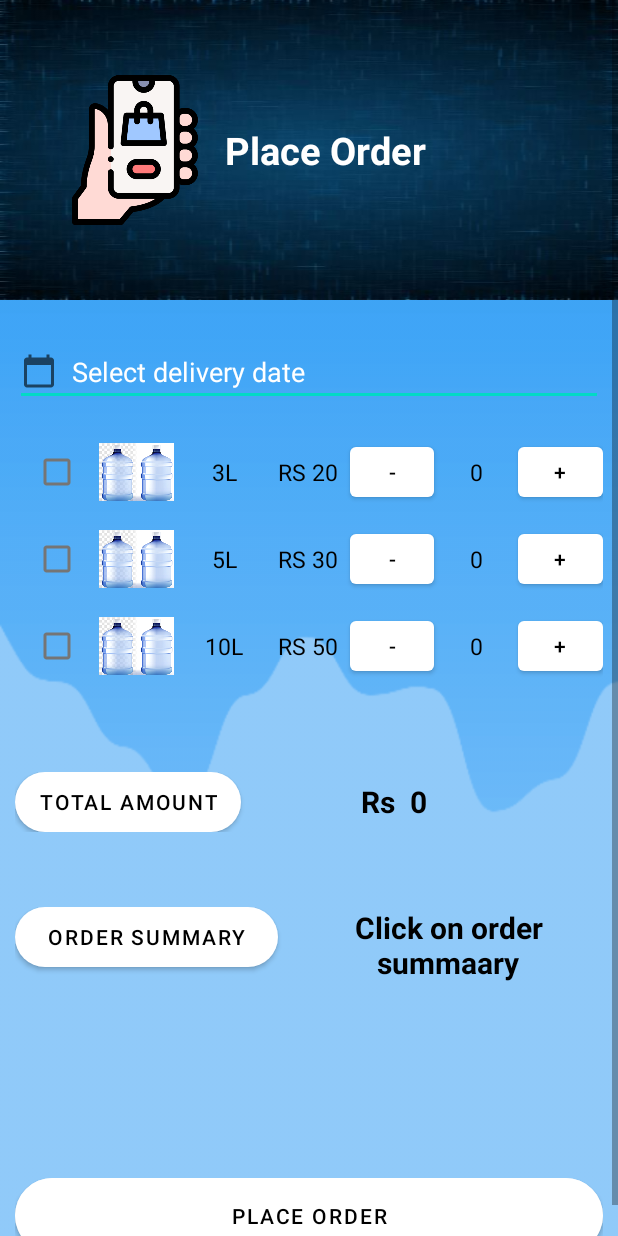
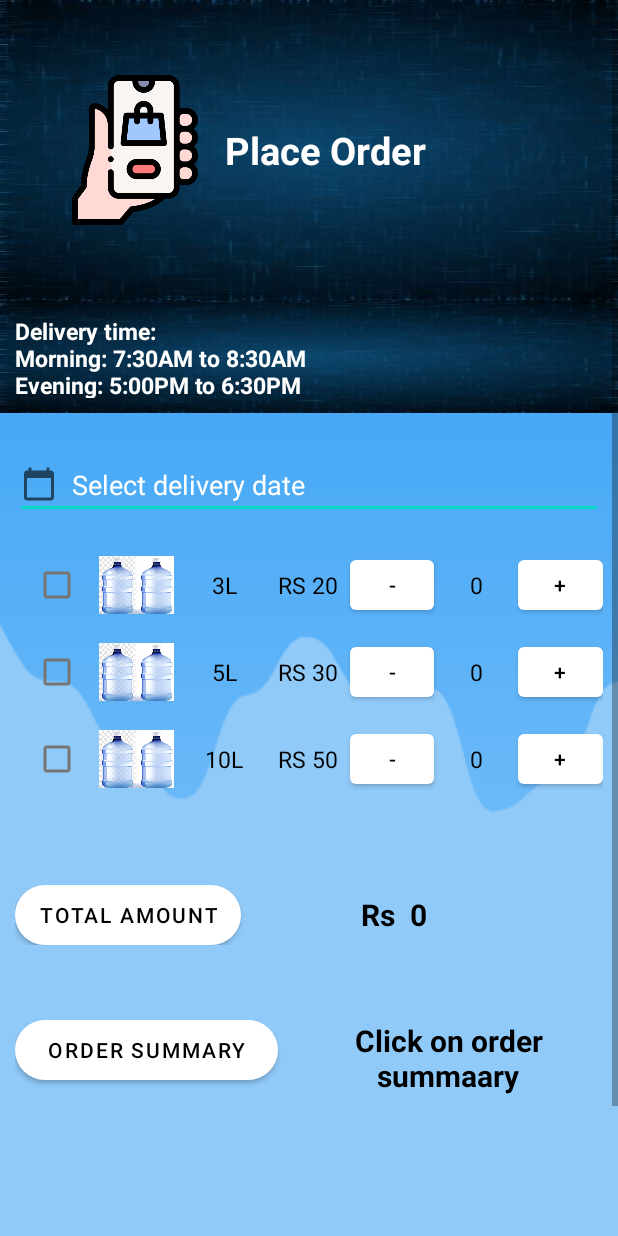
Before and after one commit to onkarnp/Aquaman, an Android app: the OrderActivity screen opened directly, with no data from a screen before it, on a phone screen of 412 x 824 dp. Run offline under Robolectric (Android 15) with nearby library versions, the phone set to English and light mode, and no system bars; our stand-ins replace Firebase (no records; nobody signed in at launch, a user with empty details on screens opened directly); Roboto replaces fonts that are not available here; 1 statement that could not run was skipped.

Commit message:
Delivery time stated.

```diff
--- a/app/src/main/res/layout/activity_log_in.xml
+++ b/app/src/main/res/layout/activity_log_in.xml
@@ -111,15 +111,16 @@
             android:id="@+id/forgotPassword"
             android:layout_width="wrap_content"
             android:layout_height="wrap_content"
+            android:layout_gravity="end"
             android:layout_marginBottom="10dp"
             android:layout_weight="1"
+            android:padding="10dp"
             android:text="@string/forgotPassword"
             android:textAlignment="viewEnd"
             android:textColor="#9C27B0"
             android:textSize="16sp"
             app:layout_constraintBottom_toTopOf="@+id/LoginButton"
-            app:layout_constraintEnd_toEndOf="parent"
-            android:layout_gravity="end" />
+            app:layout_constraintEnd_toEndOf="parent" />
     </LinearLayout>
 
     <Button
--- a/app/src/main/res/layout/order_activity.xml
+++ b/app/src/main/res/layout/order_activity.xml
@@ -56,7 +56,20 @@
             app:layout_constraintTop_toTopOf="parent"
             android:layout_marginStart="10dp" />
     </androidx.constraintlayout.widget.ConstraintLayout>
+        <LinearLayout
+            android:layout_width="match_parent"
+            android:layout_height="75dp"
+            android:background="@drawable/dashboard_image">
 
+            <TextView
+                android:layout_width="match_parent"
+                android:layout_height="wrap_content"
+                android:text="Delivery time: \nMorning: 7:30AM to 8:30AM\nEvening: 5:00PM to 6:30PM"
+                android:textSize="15sp"
+                android:textStyle="bold"
+                android:padding="10dp"
+                android:textColor="#FFFFFFFF" />
+        </LinearLayout>
 
         <LinearLayout
             android:layout_width="match_parent"
```
